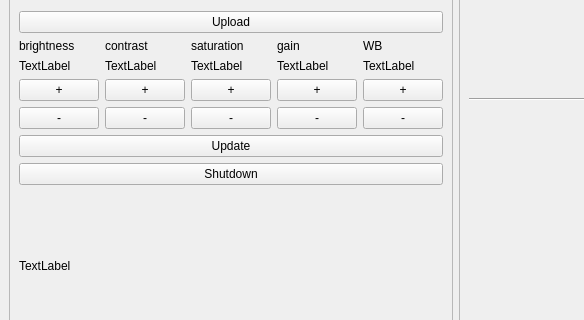
The window that mainwindow.ui (horvathzoltan/camtest) describes before a commit, drawn with Qt 5; both pictures show x 0 to 584 and y 153 to 473 of the 800 by 1050 pixel window.
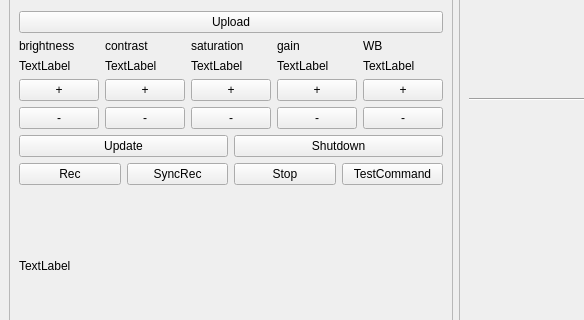
The same window after the commit.

What changed in the file:
```diff
--- a/mainwindow.ui
+++ b/mainwindow.ui
@@ -214,6 +214,8 @@
         </layout>
        </item>
        <item>
+        <layout class="QHBoxLayout" name="horizontalLayout_5">
+         <item>
         <widget class="QPushButton" name="pushButton_update">
          <property name="text">
           <string>Update</string>
@@ -226,6 +228,40 @@
           <string>Shutdown</string>
          </property>
         </widget>
+         </item>
+        </layout>
+       </item>
+       <item>
+        <layout class="QHBoxLayout" name="horizontalLayout_6">
+         <item>
+          <widget class="QPushButton" name="pushButton_rec">
+           <property name="text">
+            <string>Rec</string>
+           </property>
+          </widget>
+         </item>
+         <item>
+          <widget class="QPushButton" name="pushButton_sync_rec">
+           <property name="text">
+            <string>SyncRec</string>
+           </property>
+          </widget>
+         </item>
+         <item>
+          <widget class="QPushButton" name="pushButton_stop">
+           <property name="text">
+            <string>Stop</string>
+           </property>
+          </widget>
+         </item>
+         <item>
+          <widget class="QPushButton" name="pushButton">
+           <property name="text">
+            <string>TestCommand</string>
+           </property>
+          </widget>
+         </item>
+        </layout>
        </item>
        <item>
         <widget class="QLabel" name="label_msg">
```
Lines whose indentation alone changed are shown as unchanged.
